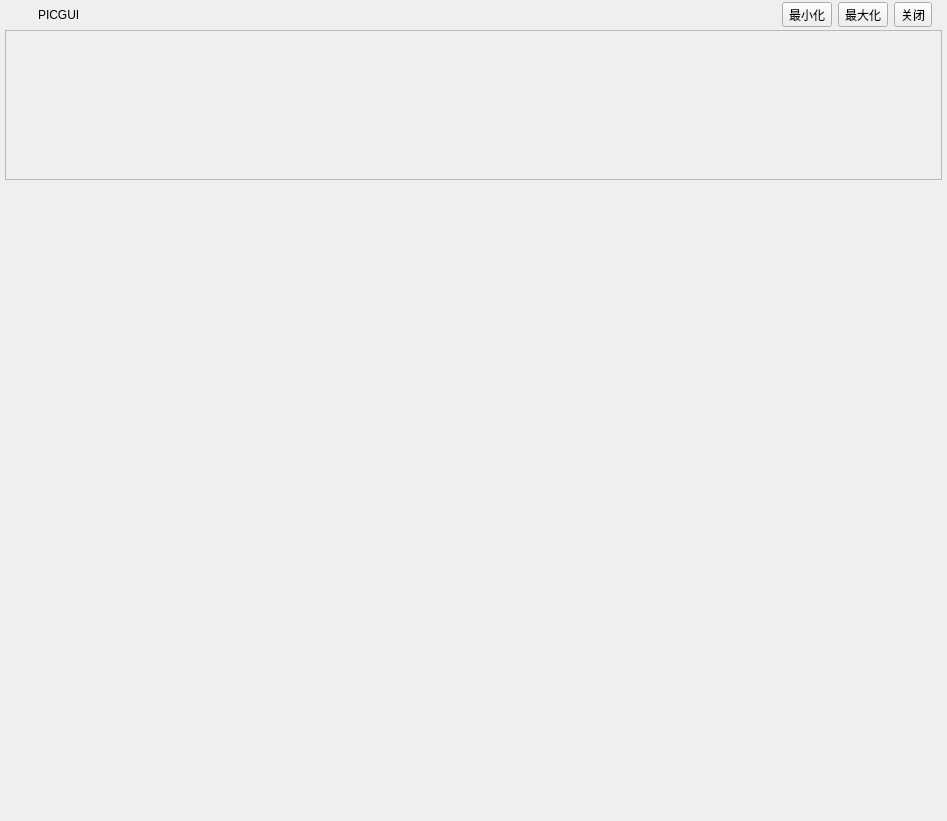
This is src/Gui/MainWindowDef.ui in BeQuiet1228/FreeCAD as Qt 5 draws it before an edit. The edited form follows.
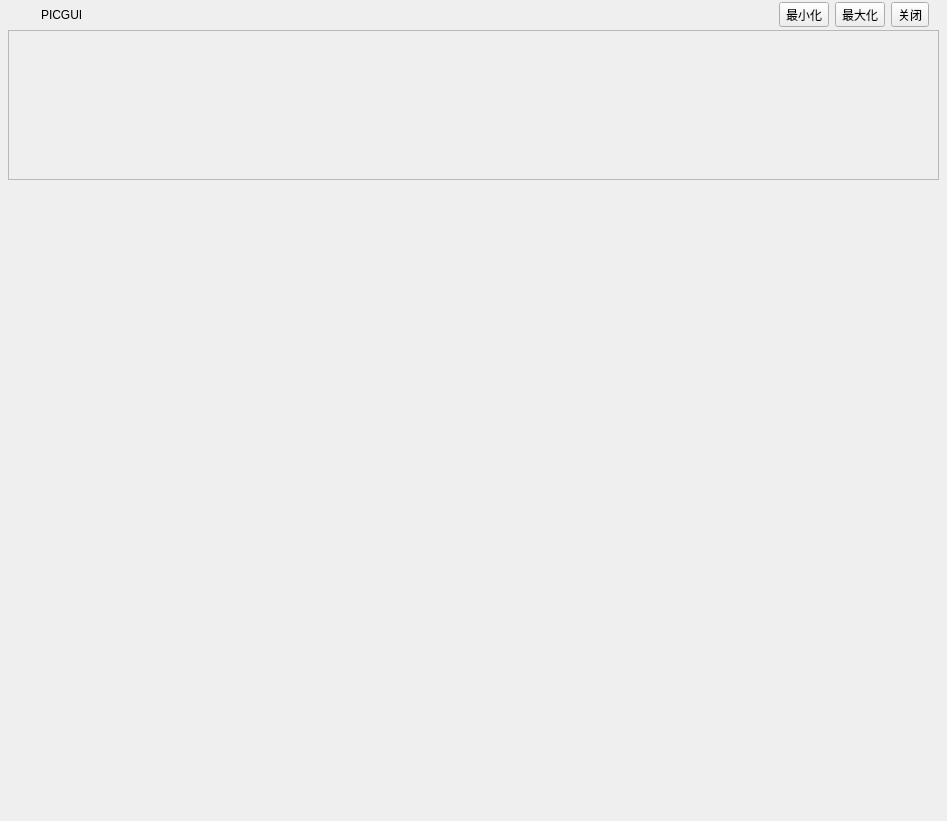
This is the edited form. Icons and pictures are not drawn. Custom widgets are drawn as their Qt base class.

What changed in the file:
```diff
--- a/src/Gui/MainWindowDef.ui
+++ b/src/Gui/MainWindowDef.ui
@@ -18,16 +18,16 @@
     <number>0</number>
    </property>
    <property name="leftMargin">
-    <number>5</number>
+    <number>8</number>
    </property>
    <property name="topMargin">
     <number>0</number>
    </property>
    <property name="rightMargin">
-    <number>5</number>
+    <number>8</number>
    </property>
    <property name="bottomMargin">
-    <number>5</number>
+    <number>8</number>
    </property>
    <item>
     <widget class="TitleBar" name="titleBar" native="true">
```
